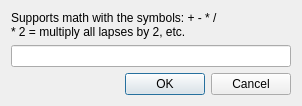
Above: res/ui/set_lapse_dialog.ui from iamjustkoi/LeechToolkit before the change. Below: the same form after it.
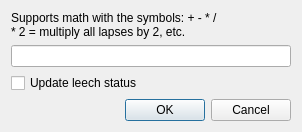
That is the form after the change.

Commit message: Added leech update checkbox

Diff of the .ui file:
```diff
--- a/res/ui/set_lapse_dialog.ui
+++ b/res/ui/set_lapse_dialog.ui
@@ -7,7 +7,7 @@
     <x>0</x>
     <y>0</y>
     <width>302</width>
-    <height>99</height>
+    <height>122</height>
    </rect>
   </property>
   <property name="windowTitle">
@@ -25,6 +25,16 @@
    <item>
     <widget class="QLineEdit" name="lineEdit"/>
    </item>
+   <item>
+    <widget class="QCheckBox" name="updateLeechesCheckbox">
+     <property name="toolTip">
+      <string>Tags/Un-tags leeches based on their individual lapse counts after being updated.</string>
+     </property>
+     <property name="text">
+      <string>Update leech status</string>
+     </property>
+    </widget>
+   </item>
    <item>
     <widget class="QDialogButtonBox" name="buttonBox">
      <property name="orientation">
```
The commit also changes 1 other file.
